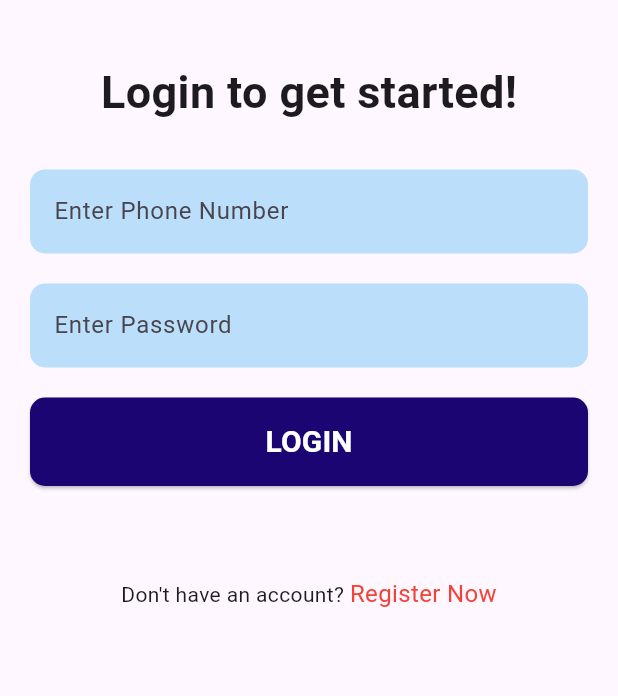
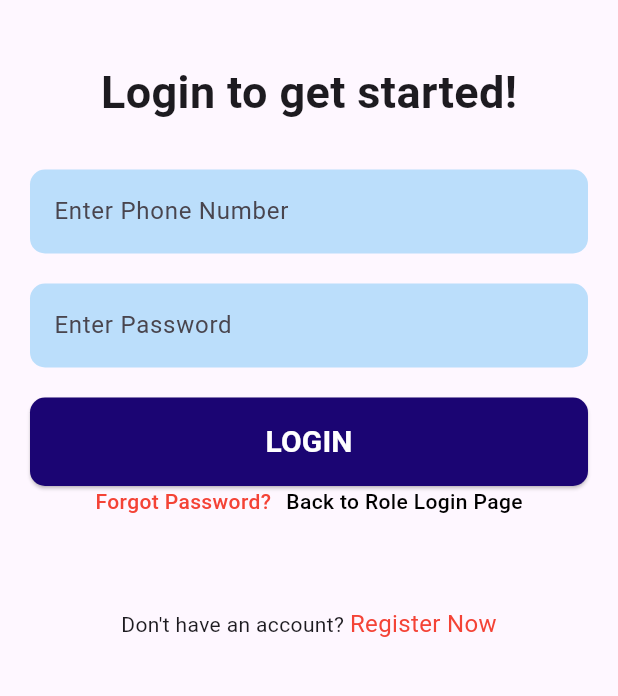
Before and after one commit to Crime-Prone-App-Development/Main-Application, a Flutter app: the screen it shows after launch, after a tap on "LOGIN AS POLICE", on a phone screen of 412 x 824 dp, the part 540-1236 px from its top. Run offline on Flutter 3.47's test engine with Material 3 defaults, Android fonts, the phone set to English and light mode, and no system bars; our stand-ins replace flutter_secure_storage, flutter_svg, geolocator, google_maps_flutter, image_picker, pinput and 1 more; network calls fail.

Commit message:
Some changes

```diff
--- a/lib/loginpage.dart
+++ b/lib/loginpage.dart
@@ -169,6 +169,32 @@ class _LoginPageState extends State<LoginPage> {
                           fontSize: 20,
                           fontWeight: FontWeight.w700)),
                 ),
+                Row(
+                  mainAxisAlignment: MainAxisAlignment.center,
+                  children: [
+                    InkWell(
+                      onTap: () => {
+                        Navigator.push(
+                            context,
+                            MaterialPageRoute(
+                                builder: (_) => forgotPassword())),
+                      },
+                      child: Text("Forgot Password?",
+                          style: TextStyle(
+                              color: Colors.red, fontWeight: FontWeight.w500)),
+                    ),
+                    SizedBox(width: 10),
+                    InkWell(
+                      onTap: () => {
+                        Navigator.pushNamed(context, '/'),
+                      },
+                      child: Text("Back to Role Login Page",
+                          style: TextStyle(
+                              color: Colors.black,
+                              fontWeight: FontWeight.w500)),
+                    ),
+                  ],
+                ),
                 SizedBox(height: 60),
                 InkWell(
                   onTap: () => {
```
